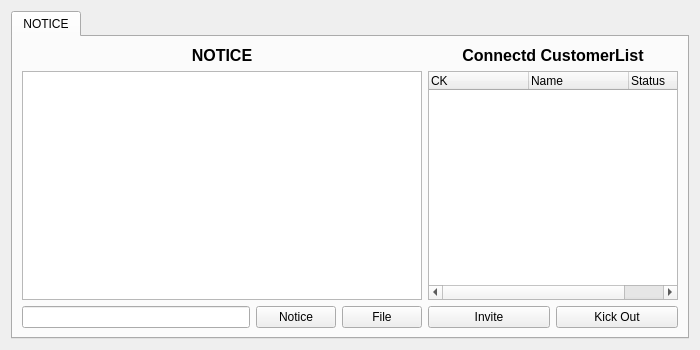
Qt form CustomerManagementAPP/AdminChat/adminchat.ui (AndaCondaa/Project_CustomerManagementApp) before a commit.
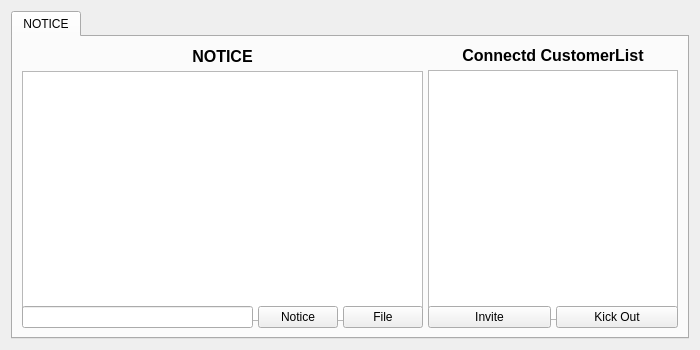
The same form after that commit.

```diff
--- a/CustomerManagementAPP/AdminChat/adminchat.ui
+++ b/CustomerManagementAPP/AdminChat/adminchat.ui
@@ -240,10 +240,19 @@
           <layout class="QGridLayout" name="gridLayout_4">
            <item row="0" column="0">
             <layout class="QHBoxLayout" name="horizontalLayout_4">
+             <property name="spacing">
+              <number>5</number>
+             </property>
              <item>
               <layout class="QVBoxLayout" name="verticalLayout_5">
                <item>
                 <widget class="QLabel" name="noticeLabel">
+                 <property name="minimumSize">
+                  <size>
+                   <width>0</width>
+                   <height>20</height>
+                  </size>
+                 </property>
                  <property name="font">
                   <font>
                    <pointsize>12</pointsize>
@@ -259,7 +268,14 @@
                 </widget>
                </item>
                <item>
-                <widget class="QTableView" name="noticeBoard"/>
+                <widget class="QTableView" name="noticeBoard">
+                 <property name="minimumSize">
+                  <size>
+                   <width>0</width>
+                   <height>250</height>
+                  </size>
+                 </property>
+                </widget>
                </item>
                <item>
                 <layout class="QHBoxLayout" name="horizontalLayout_3">
@@ -286,6 +302,9 @@
              </item>
              <item>
               <layout class="QVBoxLayout" name="verticalLayout_4">
+               <property name="spacing">
+                <number>5</number>
+               </property>
                <item>
                 <widget class="QLabel" name="label_2">
                  <property name="font">
@@ -303,9 +322,9 @@
                 </widget>
                </item>
                <item>
-                <widget class="QTreeWidget" name="customerTreeWidget">
+                <widget class="QTableView" name="tableView">
                  <property name="sizePolicy">
-                  <sizepolicy hsizetype="Preferred" vsizetype="Expanding">
+                  <sizepolicy hsizetype="Fixed" vsizetype="Fixed">
                    <horstretch>0</horstretch>
                    <verstretch>0</verstretch>
                   </sizepolicy>
@@ -313,13 +332,13 @@
                  <property name="minimumSize">
                   <size>
                    <width>250</width>
-                   <height>0</height>
+                   <height>250</height>
                   </size>
                  </property>
                  <property name="maximumSize">
                   <size>
-                   <width>190</width>
-                   <height>16777215</height>
+                   <width>250</width>
+                   <height>250</height>
                   </size>
                  </property>
                  <property name="baseSize">
@@ -328,27 +347,6 @@
                    <height>0</height>
                   </size>
                  </property>
-                 <property name="indentation">
-                  <number>0</number>
-                 </property>
-                 <column>
-                  <property name="text">
-                   <string>CK</string>
-                  </property>
-                  <property name="textAlignment">
-                   <set>AlignLeading|AlignVCenter</set>
-                  </property>
-                 </column>
-                 <column>
-                  <property name="text">
-                   <string>Name</string>
-                  </property>
-                 </column>
-                 <column>
-                  <property name="text">
-                   <string>Status</string>
-                  </property>
-                 </column>
                 </widget>
                </item>
                <item>
```
Left out of the diff: 6 changed lines with no effect on the pictures.
